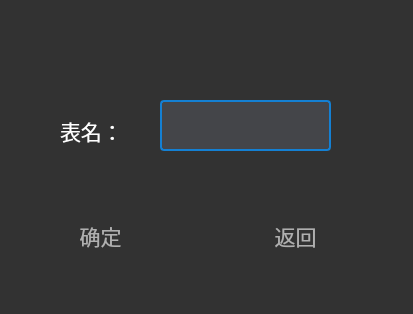
2023XDProject/DBMS2.0, file DBtraining/droptable.ui: the form before one commit.
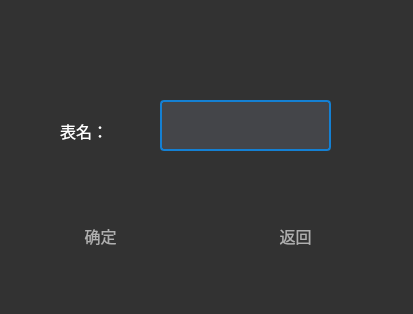
The form after the commit. Icons and pictures are not drawn.

```diff
--- a/DBtraining/droptable.ui
+++ b/DBtraining/droptable.ui
@@ -28,7 +28,7 @@
    <property name="font">
     <font>
      <family>幼圆</family>
-     <pointsize>16</pointsize>
+     <pointsize>12</pointsize>
     </font>
    </property>
    <property name="styleSheet">
@@ -57,7 +57,7 @@
    <property name="font">
     <font>
      <family>幼圆</family>
-     <pointsize>16</pointsize>
+     <pointsize>12</pointsize>
     </font>
    </property>
    <property name="styleSheet">
@@ -86,7 +86,7 @@
    <property name="font">
     <font>
      <family>幼圆</family>
-     <pointsize>16</pointsize>
+     <pointsize>12</pointsize>
     </font>
    </property>
    <property name="styleSheet">
```
